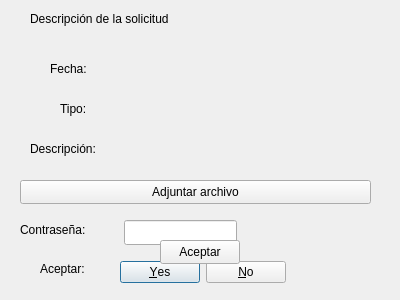
The window that Interfaz/request_description.ui (Los-Pollitos/PI-Redes-Sistemas-Operativos) describes before a commit, drawn with Qt 5.
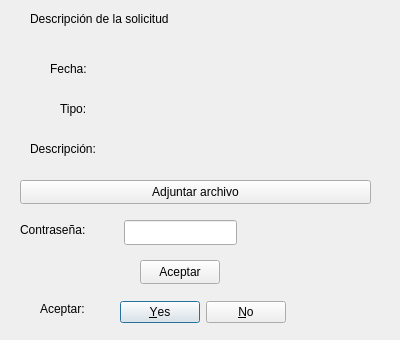
The same window after the commit.

Commit message: diseño de las ventanas restantes

```diff
--- a/Interfaz/request_description.ui
+++ b/Interfaz/request_description.ui
@@ -7,7 +7,7 @@
     <x>0</x>
     <y>0</y>
     <width>400</width>
-    <height>300</height>
+    <height>340</height>
    </rect>
   </property>
   <property name="windowTitle">
@@ -95,7 +95,7 @@
    <property name="geometry">
     <rect>
      <x>120</x>
-     <y>260</y>
+     <y>300</y>
      <width>166</width>
      <height>25</height>
     </rect>
@@ -111,7 +111,7 @@
    <property name="geometry">
     <rect>
      <x>40</x>
-     <y>260</y>
+     <y>300</y>
      <width>67</width>
      <height>17</height>
     </rect>
@@ -172,8 +172,8 @@
   <widget class="QPushButton" name="accept_button">
    <property name="geometry">
     <rect>
-     <x>160</x>
-     <y>240</y>
+     <x>140</x>
+     <y>260</y>
      <width>80</width>
      <height>24</height>
     </rect>
```
The commit also changes 6 other files.
